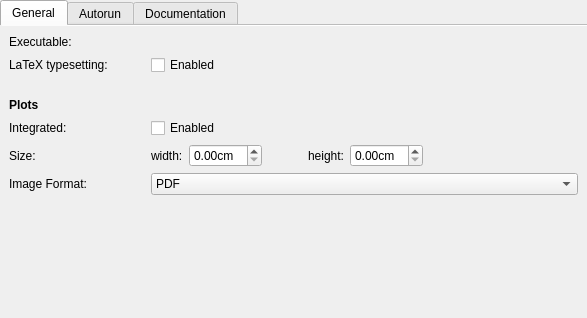
First picture: the form in src/backends/sage/settings.ui, repository KDE/cantor, before the edit.
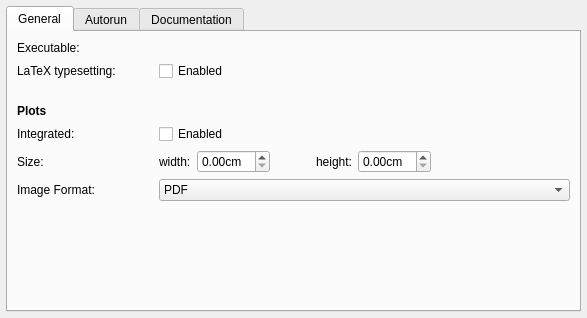
Second picture: the form after the edit. Custom widgets are drawn as their Qt base class.

Diff of the .ui file:
```diff
--- a/src/backends/sage/settings.ui
+++ b/src/backends/sage/settings.ui
@@ -12,16 +12,16 @@
   </property>
   <layout class="QVBoxLayout" name="verticalLayout_2">
    <property name="leftMargin">
-    <number>0</number>
+    <number>6</number>
    </property>
    <property name="topMargin">
-    <number>0</number>
+    <number>6</number>
    </property>
    <property name="rightMargin">
-    <number>0</number>
+    <number>6</number>
    </property>
    <property name="bottomMargin">
-    <number>0</number>
+    <number>6</number>
    </property>
    <item>
     <widget class="QTabWidget" name="tabWidget">
@@ -29,7 +29,7 @@
       <number>0</number>
      </property>
      <property name="documentMode">
-      <bool>true</bool>
+      <bool>false</bool>
      </property>
      <widget class="QWidget" name="tabGeneral">
       <attribute name="title">
@@ -90,7 +90,6 @@
         <widget class="QLabel" name="label_4">
          <property name="font">
           <font>
-           <weight>75</weight>
            <bold>true</bold>
           </font>
          </property>
```
Left out of the diff: 18 changed lines with no effect on the pictures.
